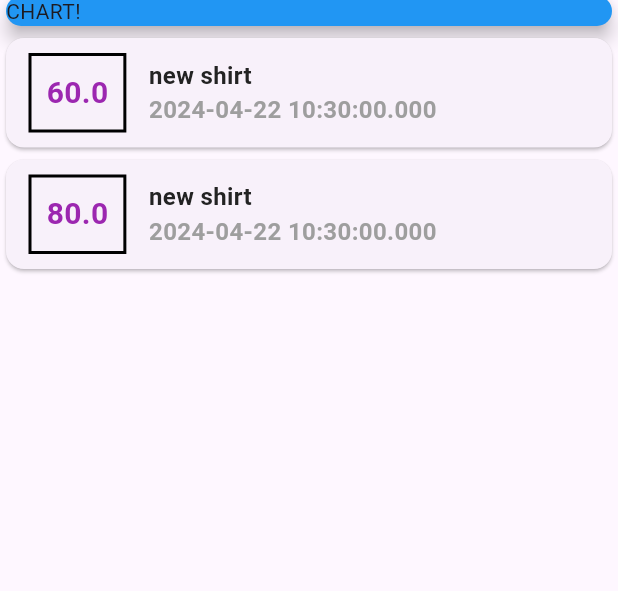
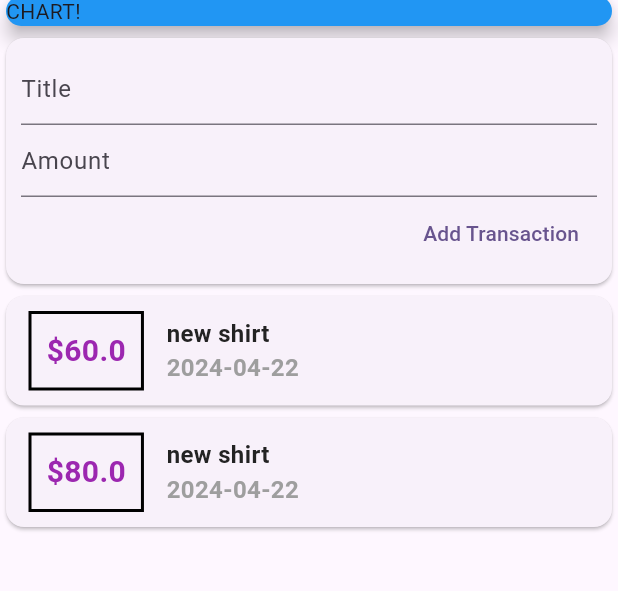
Before and after one commit to RihamGamalElaraby/PersonalExpensesApp-FlutterApp, a Flutter app: the screen it shows after launch, on a phone screen of 412 x 824 dp, the part 94-685 px from its top. Run offline on Flutter 3.47's test engine with Material 3 defaults, Android fonts, the phone set to English and light mode, and no system bars.

Commit message:
still working

```diff
--- a/expensesapp/lib/views/MyHomeView.dart
+++ b/expensesapp/lib/views/MyHomeView.dart
@@ -1,22 +1,11 @@
-import 'package:expensesapp/models/transaction.dart';
+import 'package:expensesapp/widgets/userTransactions.dart';
 import 'package:flutter/material.dart';
 
 class MyHomeView extends StatelessWidget {
-  MyHomeView({super.key});
-  final List<Transaction> transations = [
-    Transaction(
-      id: '1',
-      amount: 60,
-      date: DateTime.now(),
-      title: 'new shirt',
-    ),
-    Transaction(
-      id: '2',
-      amount: 80.00,
-      date: DateTime.now(),
-      title: 'new shirt',
-    )
-  ];
+  MyHomeView({super.key, this.amountInput, this.titleInput});
+
+  String? titleInput;
+  String? amountInput;
   @override
   Widget build(BuildContext context) {
     return Scaffold(
@@ -37,56 +26,8 @@ class MyHomeView extends StatelessWidget {
                 child: Text('CHART!'),
               ),
             ),
-              Column(
-                children: transations
-                    .map((tx) => Card(
-                          child: Row(
-                            children: [
-                              Container(
-                                padding: EdgeInsets.all(10),
-                                decoration: BoxDecoration(
-                                  border: Border.all(
-                                      color: Colors.black,
-                                      width: 2,
-                                      style: BorderStyle.solid),
-                                  // color: Colors.yellow,
-                                ),
-                                margin: EdgeInsets.symmetric(
-                                    vertical: 10, horizontal: 15),
-                                child: Text(
-                                  tx.amount.toString(),
-                                  style: TextStyle(
-                                      fontWeight: FontWeight.bold,
-                                      fontSize: 20,
-                                      color: Colors.purple),
-                                ),
-                              ),
-                              Column(
-                                mainAxisAlignment: MainAxisAlignment.center,
-                                crossAxisAlignment: CrossAxisAlignment.start,
-                                children: [
-                                  Text(
-                                    tx.title,
-                                    style: TextStyle(
-                                        fontWeight: FontWeight.bold,
-                                        fontSize: 16,
-                                        color: const Color.fromARGB(
-                                            255, 35, 35, 35)),
-                                  ),
-                                  Text(
-                                    tx.date.toString(),
-                                    style: TextStyle(
-                                        fontWeight: FontWeight.bold,
-                                        fontSize: 16,
-                                        color: Colors.grey),
-                                  ),
-                                ],
-                              )
-                            ],
-                          ),
-                        ))
-                    .toList(),
-              )
-            ]));
+            UserTransactions(),
+          ]),
+    );
   }
 }
--- /dev/null
+++ b/expensesapp/lib/widgets/cardAddTransaction.dart
@@ -0,0 +1,36 @@
+import 'package:flutter/material.dart';
+
+class AddTransation extends StatelessWidget {
+  AddTransation({super.key, required this.onpressed});
+  final titleController = TextEditingController();
+  final amountController = TextEditingController();
+  final Function onpressed;
+  @override
+  Widget build(BuildContext context) {
+    return Card(
+      child: Container(
+        padding: EdgeInsets.all(10),
+        child: Column(
+          crossAxisAlignment: CrossAxisAlignment.end,
+          children: [
+            TextField(
+              controller: titleController,
+              decoration: InputDecoration(hintText: 'Title'),
+            ),
+            TextField(
+              controller: amountController,
+              decoration: InputDecoration(hintText: 'Amount'),
+            ),
+            TextButton(
+              onPressed: () {
+                onpressed(
+                    titleController.text, double.parse(amountController.text));
+              },
+              child: Text('Add Transaction'),
+            )
+          ],
+        ),
+      ),
+    );
+  }
+}
--- /dev/null
+++ b/expensesapp/lib/widgets/transactionList.dart
@@ -0,0 +1,77 @@
+import 'package:expensesapp/models/transaction.dart';
+import 'package:flutter/material.dart';
+import 'package:intl/intl.dart';
+
+class TransactionList extends StatelessWidget {
+  final List<Transaction> transactions;
+
+  TransactionList(this.transactions);
+
+  // final List<Transaction> transations = [
+  //   Transaction(
+  //     id: '1',
+  //     amount: 60,
+  //     date: DateTime.now(),
+  //     title: 'new shirt',
+  //   ),
+  //   Transaction(
+  //     id: '2',
+  //     amount: 80.00,
+  //     date: DateTime.now(),
+  //     title: 'new shirt',
+  //   )
+  // ];
+
+  @override
+  Widget build(BuildContext context) {
+    return Column(
+      children: transactions
+          .map((tx) => Card(
+                child: Row(
+                  children: [
+                    Container(
+                      padding: EdgeInsets.all(10),
+                      decoration: BoxDecoration(
+                        border: Border.all(
+                            color: Colors.black,
+                            width: 2,
+                            style: BorderStyle.solid),
+                        // color: Colors.yellow,
+                      ),
+                      margin:
+                          EdgeInsets.symmetric(vertical: 10, horizontal: 15),
+                      child: Text(
+                        '\$${tx.amount.toString()}',
+                        style: TextStyle(
+                            fontWeight: FontWeight.bold,
+                            fontSize: 20,
+                            color: Colors.purple),
+                      ),
+                    ),
+                    Column(
+                      mainAxisAlignment: MainAxisAlignment.center,
+                      crossAxisAlignment: CrossAxisAlignment.start,
+                      children: [
+                        Text(
+                          tx.title,
+                          style: TextStyle(
+                              fontWeight: FontWeight.bold,
+                              fontSize: 16,
+                              color: const Color.fromARGB(255, 35, 35, 35)),
+                        ),
+                        Text(
+                          DateFormat('yyyy-MM-dd').format(tx.date),
+                          style: TextStyle(
+                              fontWeight: FontWeight.bold,
+                              fontSize: 16,
+                              color: Colors.grey),
+                        ),
+                      ],
+                    )
+                  ],
+                ),
+              ))
+          .toList(),
+    );
+  }
+}
--- /dev/null
+++ b/expensesapp/lib/widgets/userTransactions.dart
@@ -0,0 +1,50 @@
+import 'package:expensesapp/models/transaction.dart';
+import 'package:expensesapp/widgets/cardAddTransaction.dart';
+import 'package:expensesapp/widgets/transactionList.dart';
+import 'package:flutter/material.dart';
+
+class UserTransactions extends StatefulWidget {
+  const UserTransactions({super.key});
+
+  @override
+  State<UserTransactions> createState() => _UserTransactionsState();
+}
+
+class _UserTransactionsState extends State<UserTransactions> {
+  final List<Transaction> transations = [
+    Transaction(
+      id: '1',
+      amount: 60,
+      date: DateTime.now(),
+      title: 'new shirt',
+    ),
+    Transaction(
+      id: '2',
+      amount: 80.00,
+      date: DateTime.now(),
+      title: 'new shirt',
+    )
+  ];
+  void _addNewTranSation(String TXtitle, double TXamount) {
+    final newTx = Transaction(
+      id: DateTime.now().toString(),
+      amount: TXamount,
+      date: DateTime.now(),
+      title: TXtitle,
+    );
+
+    setState(() {
+      transations.add(newTx);
+    });
+  }
+
+  @override
+  Widget build(BuildContext context) {
+    return Column(
+      children: [
+        AddTransation(onpressed: _addNewTranSation),
+        TransactionList(transations),
+      ],
+    );
+  }
+}
```
Also changed, not shown: expensesapp/pubspec.yaml (+3 -17 lines), expensesapp/pubspec.lock. Lines whose indentation alone changed are shown as unchanged.
